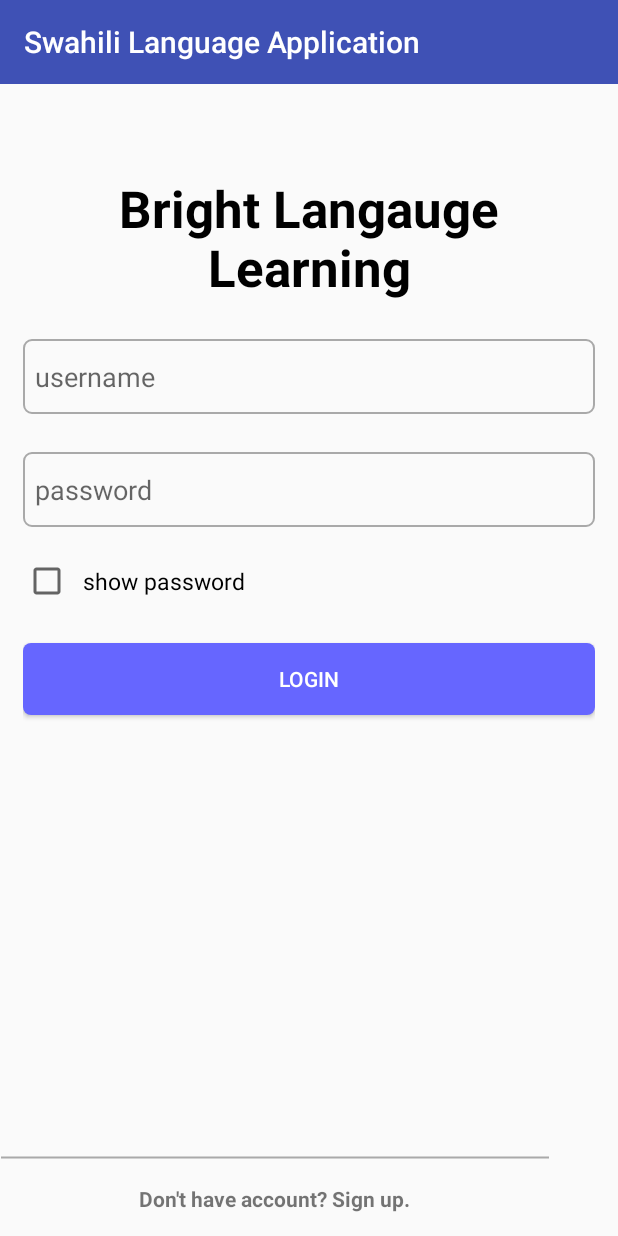
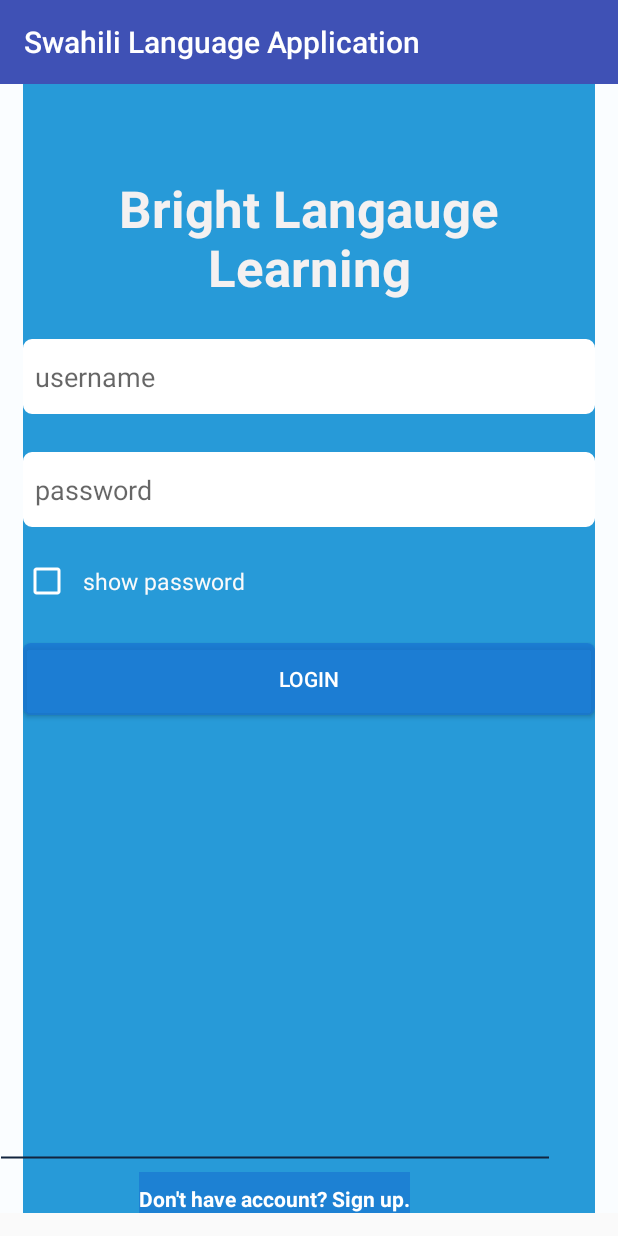
Before and after one commit to GitHubStoodent/SwahiliLanguageApp, an Android app: the screen it shows after launch (LoginActivity), on a phone screen of 412 x 824 dp. Run offline under Robolectric (Android 15) with nearby library versions, the phone set to English and light mode, and no system bars.

```diff
--- a/app/src/main/res/layout/activity_login.xml
+++ b/app/src/main/res/layout/activity_login.xml
@@ -5,6 +5,8 @@
     android:layout_width="match_parent"
     android:layout_height="wrap_content"
     android:layout_marginBottom="15dp"
+    android:background="#1976D2"
+    android:backgroundTint="#FAFDFF"
     android:orientation="vertical"
     tools:context="com.example.languageapp.RegisterActivity">
 
@@ -14,6 +16,7 @@
         android:layout_height="match_parent"
         android:layout_marginLeft="15dp"
         android:layout_marginRight="15dp"
+        android:background="#D80288D1"
         android:orientation="vertical">
 
         <TextView
@@ -22,9 +25,10 @@
             android:layout_height="wrap_content"
             android:layout_gravity="center_horizontal"
             android:layout_marginTop="60dp"
+            android:backgroundTint="#CE1976D2"
             android:text="@string/logintext_key"
             android:textAlignment="center"
-            android:textColor="#000"
+            android:textColor="#F4F1F1"
             android:textSize="34sp"
             android:textStyle="bold" />
 
@@ -34,6 +38,7 @@
             android:layout_height="50dp"
             android:layout_marginTop="25dp"
             android:background="@drawable/etstyle"
+            android:backgroundTint="#FFFFFF"
             android:hint="@string/username"
             android:inputType="text"
             android:maxLines="1"
@@ -46,6 +51,7 @@
             android:layout_height="50dp"
             android:layout_marginTop="25dp"
             android:background="@drawable/etstyle"
+            android:backgroundTint="#FFFFFF"
             android:hint="@string/passwprd"
             android:inputType="textPassword"
             android:maxLines="1"
@@ -54,11 +60,14 @@
 
         <CheckBox
             android:id="@+id/showPass"
-            android:layout_width="wrap_content"
+            android:layout_width="match_parent"
             android:layout_height="wrap_content"
             android:layout_marginTop="20dp"
+            android:backgroundTint="#FDF6F6"
+            android:buttonTint="#FFFFFF"
             android:paddingLeft="8dp"
             android:text="@string/show_password"
+            android:textColor="#FAFAFA"
             android:textSize="15dp" />
 
         <Button
@@ -67,6 +76,7 @@
             android:layout_height="wrap_content"
             android:layout_marginTop="25dp"
             android:background="@drawable/btnstylesel"
+            android:backgroundTint="#C61976D2"
             android:clickable="true"
             android:text="@string/login_button"
             android:textColor="#fff" />
@@ -77,6 +87,7 @@
         android:layout_width="wrap_content"
         android:layout_height="wrap_content"
         android:layout_alignBottom="@id/rlay"
+        android:backgroundTint="#EDE2E2"
         android:clickable="true"
         android:orientation="vertical">
 
@@ -84,6 +95,7 @@
             android:layout_width="wrap_content"
             android:layout_height="wrap_content"
             android:background="@drawable/textline"
+            android:backgroundTint="#12243E"
             android:text="                                                                                                              "
             android:textAlignment="center" />
 
@@ -93,9 +105,11 @@
             android:layout_width="wrap_content"
             android:layout_height="wrap_content"
             android:layout_gravity="center_horizontal"
+            android:background="#AE1976D2"
             android:clickable="true"
             android:paddingTop="8dp"
-            android:text="Don't have account? Sign up."
+            android:text="@string/sign_up"
+            android:textColor="#FFFFFF"
             android:textStyle="bold" />
 
     </LinearLayout>
--- a/app/src/main/res/values/colors.xml
+++ b/app/src/main/res/values/colors.xml
@@ -20,4 +20,8 @@
 
     <!-- Background color for the phrases category -->
     <color name="category_phrases">#2E7BD0</color>
+
+
+
+
 </resources>
--- a/app/src/main/res/values/strings.xml
+++ b/app/src/main/res/values/strings.xml
@@ -20,4 +20,5 @@
     <string name="passwprd">password</string>
     <string name="show_password">show password</string>
     <string name="login_button">login</string>
+    <string name="sign_up">Don\'t have account? Sign up.</string>
 </resources>
```
Also changed, not shown: 1 other file.
